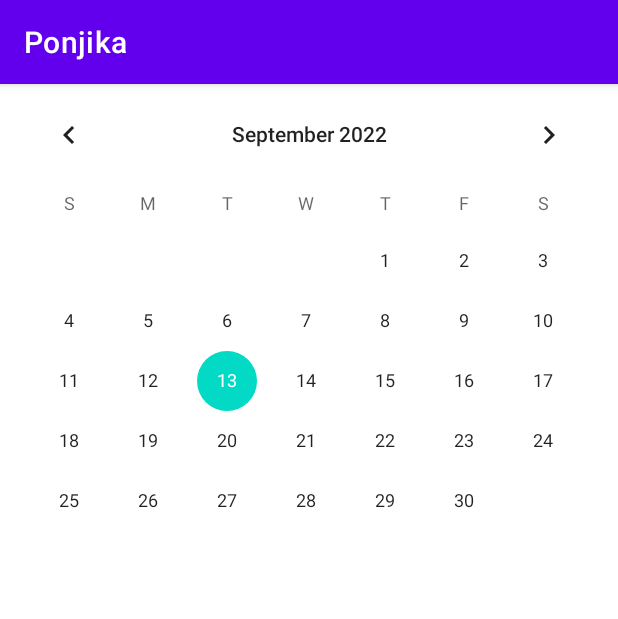
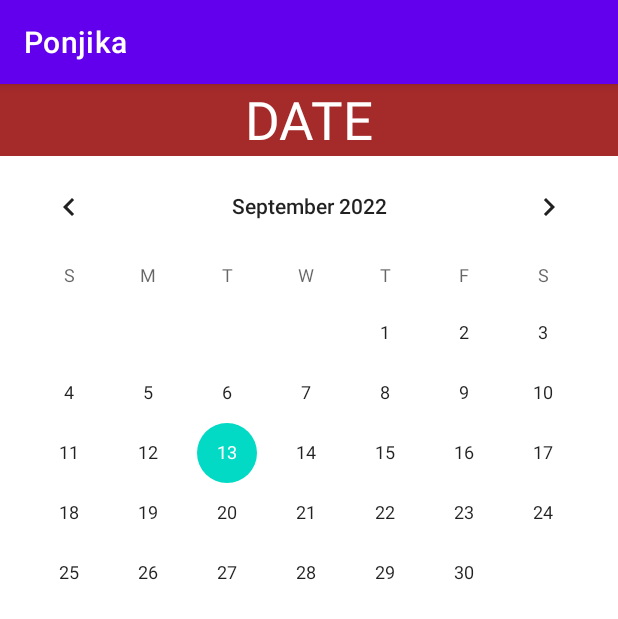
Before and after one commit to Khalid511/ponjika, an Android app: the screen it shows after launch (MainActivity), on a phone screen of 412 x 824 dp. Shown: the top 619 px of the screen. Run offline under Robolectric (Android 15) with nearby library versions, the phone set to English and light mode, and no system bars.

Commit message:
Add a textview and colors to it

```diff
--- a/app/src/main/res/layout/activity_main.xml
+++ b/app/src/main/res/layout/activity_main.xml
@@ -1,9 +1,22 @@
 <?xml version="1.0" encoding="utf-8"?>
 <LinearLayout xmlns:android="http://schemas.android.com/apk/res/android"
     android:layout_width="match_parent"
-    android:layout_height="match_parent">
+    android:layout_height="match_parent"
+    android:orientation="vertical">
+
+    <TextView
+        android:id="@+id/textView2"
+        android:layout_width="match_parent"
+        android:layout_height="48dp"
+        android:text="DATE"
+        android:textSize="35sp"
+        android:textColor="@color/white"
+        android:background="@color/brown"
+        android:textAlignment="center"/>
+
     <CalendarView
+        android:id="@+id/calendarView2"
         android:layout_width="match_parent"
-        android:layout_height="wrap_content"></CalendarView>
+        android:layout_height="wrap_content" />
 
 </LinearLayout>
--- a/app/src/main/res/values/colors.xml
+++ b/app/src/main/res/values/colors.xml
@@ -7,4 +7,6 @@
     <color name="teal_700">#FF018786</color>
     <color name="black">#FF000000</color>
     <color name="white">#FFFFFFFF</color>
+    <color name="dark_green">#006400</color>
+    <color name="brown">#a52a2a</color>
 </resources>
```
